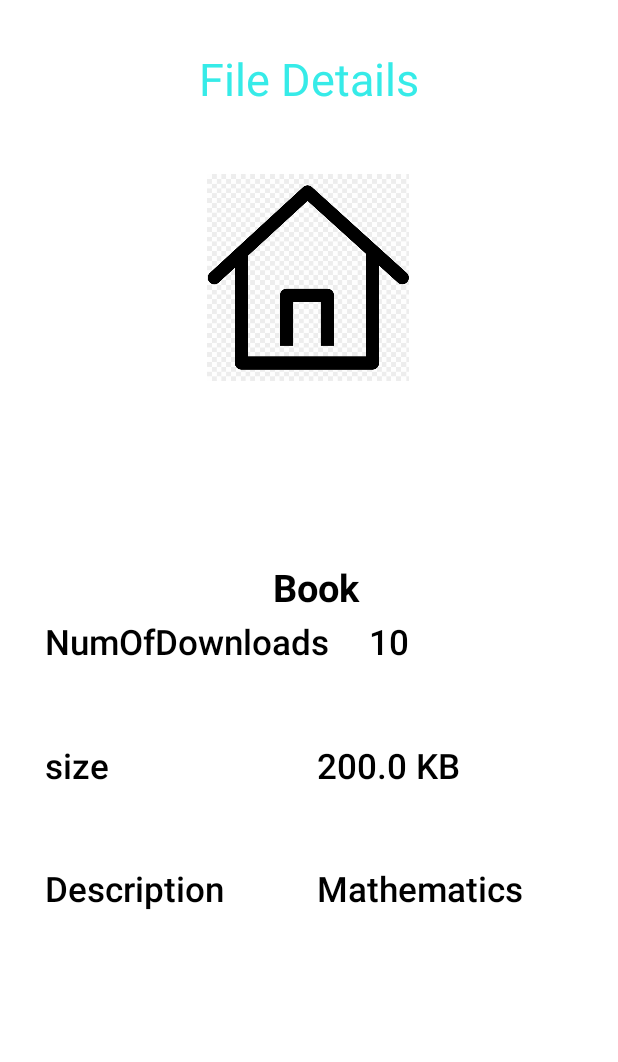
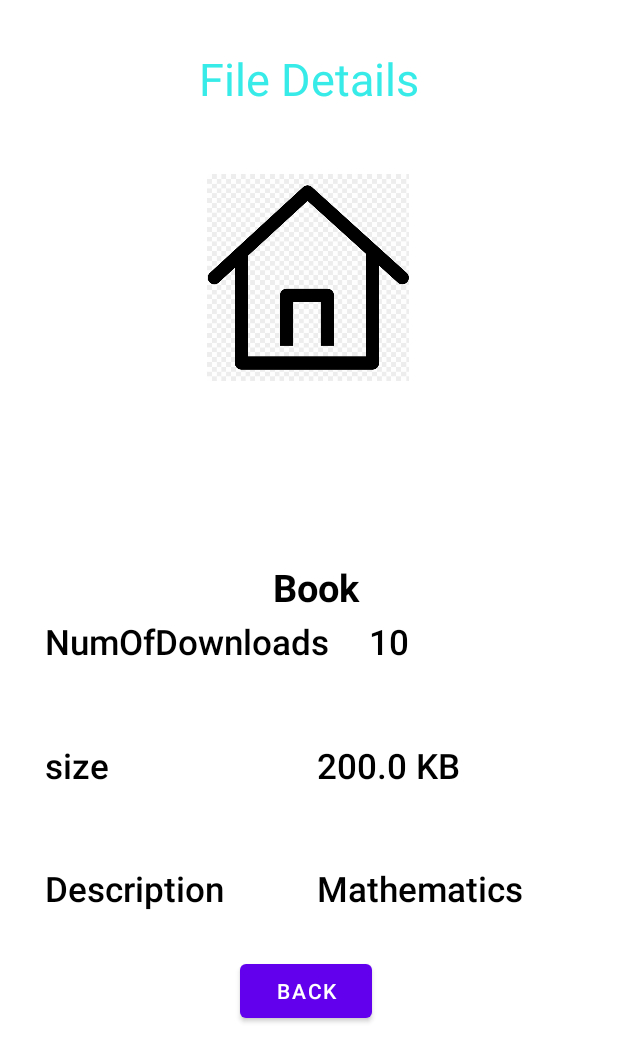
Before and after one commit to miladjobs/Group7-AndroidProject-2, an Android app: the screen it shows after launch (MainActivity), after a tap on "Book", on a phone screen of 412 x 824 dp. Shown: the top 1062 px of the screen. Run offline under Robolectric (Android 15) with nearby library versions, the phone set to English and light mode, and no system bars; our stand-ins replace navigation-ui.

Commit message:
add back button in file detail page

```diff
--- a/app/src/main/java/ir/iust/group7_androidproject_2/ui/file_detail/FileDetailFragment.kt
+++ b/app/src/main/java/ir/iust/group7_androidproject_2/ui/file_detail/FileDetailFragment.kt
@@ -6,17 +6,20 @@ import androidx.fragment.app.Fragment
 import android.view.LayoutInflater
 import android.view.View
 import android.view.ViewGroup
+import android.widget.Button
 import android.widget.ImageView
 import android.widget.TextView
 import androidx.lifecycle.ViewModelProvider
 import ir.iust.group7_androidproject_2.R
 import ir.iust.group7_androidproject_2.data.File
+import ir.iust.group7_androidproject_2.ui.home.HomeFragment
 import ir.iust.group7_androidproject_2.utils.DataInjector
 
 
 class FileDetailFragment: Fragment() {
     private var file_id: Int = -1
     private var param2: String? = null
+    private lateinit var btnBack: Button
     private lateinit var fileImage: ImageView
     private lateinit var fileName: TextView
     private lateinit var fileDownloadsCount: TextView
@@ -37,6 +40,7 @@ class FileDetailFragment: Fragment() {
         savedInstanceState: Bundle?
     ): View? {
         val view: View = inflater.inflate(R.layout.fragment_file_detail, container, false)
+        btnBack = view.findViewById(R.id.btn_detail_back)
         fileImage = view.findViewById(R.id.file_image)
         fileDescription = view.findViewById(R.id.file_description)
         fileName = view.findViewById(R.id.file_name)
@@ -51,6 +55,18 @@ class FileDetailFragment: Fragment() {
         fileSize.text = """${file.size} KB"""
         fileDownloadsCount.text = file.downloadsCount.toString()
         fileImage.setImageResource(file.image_path)
+
+        btnBack.setOnClickListener{
+            Log.i("HomeFragment", "back from detail clicked")
+            val homeFragment = HomeFragment()
+            val transaction = activity?.supportFragmentManager?.beginTransaction()
+            if(transaction != null){
+                transaction.replace(R.id.nav_host_fragment, homeFragment)
+                transaction.addToBackStack(null)
+                transaction.commit()
+            }
+        }
+
         return view
     }
 
--- a/app/src/main/res/layout/fragment_file_detail.xml
+++ b/app/src/main/res/layout/fragment_file_detail.xml
@@ -45,6 +45,8 @@
             android:padding="6dp"
             android:scaleType="centerInside"
             android:src="@drawable/round_circle_foreground" />
+
+
 
     </FrameLayout>
 
@@ -143,6 +145,16 @@
         app:layout_constraintLeft_toRightOf="@id/guideline16"
         app:layout_constraintTop_toBottomOf="@id/guideline15" />
 
+    <Button
+        android:id="@+id/btn_detail_back"
+        android:layout_width="wrap_content"
+        android:layout_height="wrap_content"
+        android:layout_marginTop="60dp"
+        android:layout_marginLeft="160dp"
+        android:text="Back"
+        app:layout_constraintStart_toStartOf="parent"
+        app:layout_constraintTop_toBottomOf="@id/guideline15" />
+
     <androidx.constraintlayout.widget.Guideline
         android:id="@+id/guideline9"
         android:layout_width="wrap_content"
```
